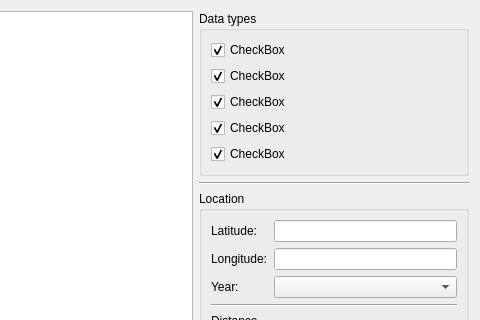
The window that externals/DataMap/src/DM_MapDialog.ui (Arombolosh/dwdImporter) describes before a commit, drawn with Qt 5; both pictures show x 815 to 1295 and y 0 to 320 of the 1295 by 799 pixel window.
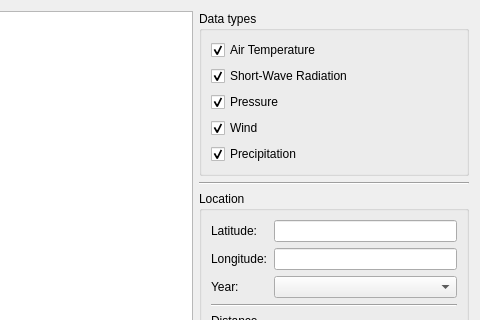
The same window after the commit. Custom widgets are drawn as their Qt base class.

Diff of the .ui file:
```diff
--- a/externals/DataMap/src/DM_MapDialog.ui
+++ b/externals/DataMap/src/DM_MapDialog.ui
@@ -25,7 +25,7 @@
         <item>
          <widget class="QCheckBox" name="checkBoxAirTemp">
           <property name="text">
-           <string>CheckBox</string>
+           <string>Air Temperature</string>
           </property>
           <property name="checked">
            <bool>true</bool>
@@ -35,7 +35,7 @@
         <item>
          <widget class="QCheckBox" name="checkBoxRadiation">
           <property name="text">
-           <string>CheckBox</string>
+           <string>Short-Wave Radiation</string>
           </property>
           <property name="checked">
            <bool>true</bool>
@@ -45,7 +45,7 @@
         <item>
          <widget class="QCheckBox" name="checkBoxPressure">
           <property name="text">
-           <string>CheckBox</string>
+           <string>Pressure</string>
           </property>
           <property name="checked">
            <bool>true</bool>
@@ -55,7 +55,7 @@
         <item>
          <widget class="QCheckBox" name="checkBoxWind">
           <property name="text">
-           <string>CheckBox</string>
+           <string>Wind</string>
           </property>
           <property name="checked">
            <bool>true</bool>
@@ -65,7 +65,7 @@
         <item>
          <widget class="QCheckBox" name="checkBoxPrecipitation">
           <property name="text">
-           <string>CheckBox</string>
+           <string>Precipitation</string>
           </property>
           <property name="checked">
            <bool>true</bool>
@@ -256,6 +256,11 @@
     <signal>editingFinishedSuccessfully()</signal>
    </slots>
   </customwidget>
+  <customwidget>
+   <class>DM::GraphicsView</class>
+   <extends>QGraphicsView</extends>
+   <header>DM_GraphicsView.h</header>
+  </customwidget>
  </customwidgets>
  <resources/>
  <connections>
```
Left out of the diff: 2 changed lines with no effect on the pictures.
